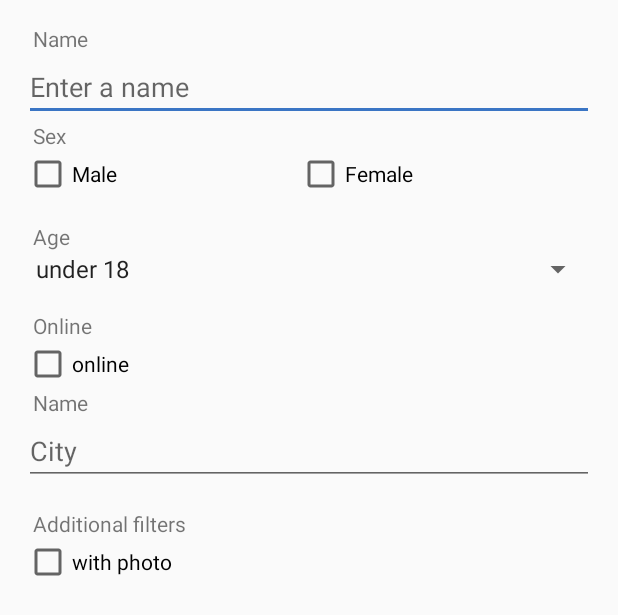
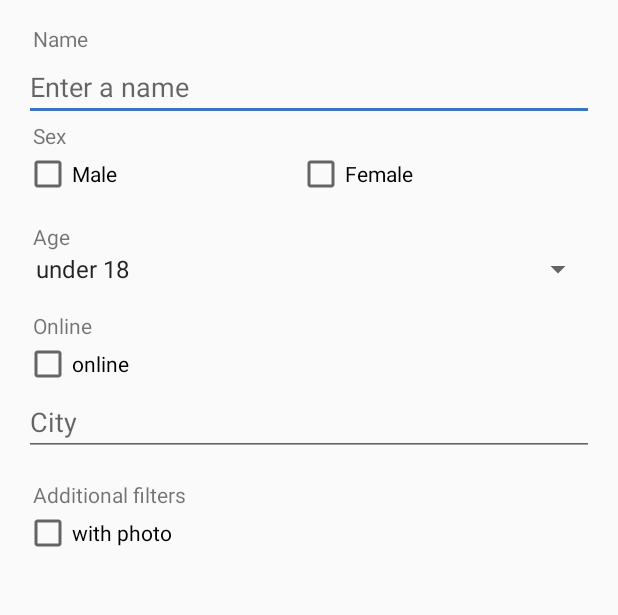
Before and after one commit to alexbur7/Chat_Yes_u_Du, an Android app: the layout filter_dialog.xml on its own in the app's theme, with its tools: preview values and no code run, on a phone screen of 412 x 824 dp. Shown: the top 615 px of the screen. Run offline under Robolectric (Android 15) with nearby library versions, the phone set to English and light mode, and no system bars.

Commit message:
Online filter

```diff
--- a/app/src/main/res/layout/filter_dialog.xml
+++ b/app/src/main/res/layout/filter_dialog.xml
@@ -79,18 +79,11 @@
                 android:layout_marginLeft="6dp" />
 
             <CheckBox
+                android:id="@+id/onlineCheckBox"
                 android:layout_width="match_parent"
                 android:layout_height="wrap_content"
-                android:text="@string/label_online"
-                android:id="@+id/onlineCheckBox"
-                android:layout_gravity="center_horizontal" />
-
-            <TextView
-                android:layout_width="wrap_content"
-                android:layout_height="wrap_content"
-                android:text="@string/label_name"
-                android:id="@+id/textView8"
-                android:layout_marginLeft="6dp"/>
+                android:layout_gravity="center_horizontal"
+                android:text="@string/label_online" />
 
             <EditText
                 android:id="@+id/city_filter_edit_text"
--- a/app/src/main/res/menu/account_menu.xml
+++ b/app/src/main/res/menu/account_menu.xml
@@ -6,4 +6,9 @@
         android:title="@string/logout_menu"
         app:showAsAction="ifRoom|withText"
         android:icon="@drawable/baseline_login_black_18dp" />
+
+    <item
+        android:id="@+id/delete_account"
+        android:title="@string/remove_account_menu_item"
+        app:showAsAction="never"/>
 </menu>
--- a/app/src/main/res/values/strings.xml
+++ b/app/src/main/res/values/strings.xml
@@ -50,6 +50,7 @@
     <string name="back_menu">Back</string>
     <string name="seen_text">seen</string>
     <string name="not_seen_text">no seen</string>
+    <string name="remove_account_menu_item">remove account</string>
     <string-array name="sex_for_spinner">
         <item>Male</item>
         <item>Female</item>
```
Also changed, not shown: app/src/main/java/com/example/myproject/AccountFragment.java (+10 -7 lines), app/src/main/java/com/example/myproject/FilterDialog.java (+8 -4 lines), app/src/main/java/com/example/myproject/UsersChatListFragment.java (+14 -5 lines).
